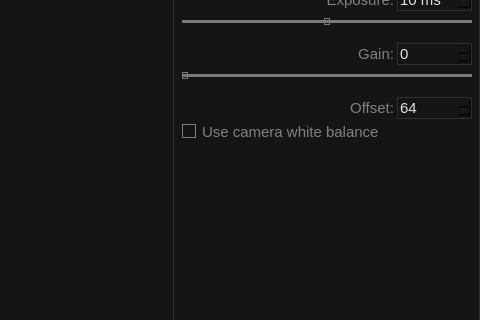
This is mainframe.ui in aleksey-ka/OpenAP-AstroPhotography as Qt 5 draws it before an edit; both pictures show x 834 to 1314 and y 263 to 583 of the 1314 by 819 pixel window. The edited form follows.
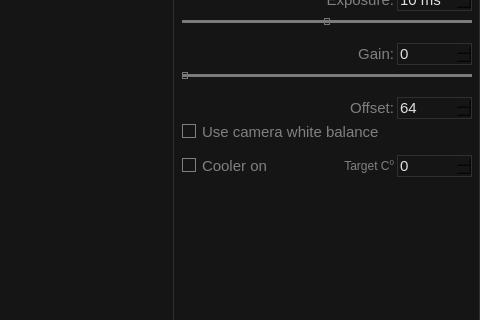
This is the edited form.

Commit message: Basic temperature control (for cooled cameras)

Patch:
```diff
--- a/mainframe.ui
+++ b/mainframe.ui
@@ -556,6 +556,69 @@
          </property>
         </widget>
        </item>
+       <item>
+        <widget class="QFrame" name="temperatureFrame">
+         <property name="sizePolicy">
+          <sizepolicy hsizetype="Preferred" vsizetype="Fixed">
+           <horstretch>0</horstretch>
+           <verstretch>0</verstretch>
+          </sizepolicy>
+         </property>
+         <property name="frameShape">
+          <enum>QFrame::StyledPanel</enum>
+         </property>
+         <property name="frameShadow">
+          <enum>QFrame::Raised</enum>
+         </property>
+         <layout class="QHBoxLayout" name="horizontalLayout_9">
+          <property name="leftMargin">
+           <number>0</number>
+          </property>
+          <property name="topMargin">
+           <number>11</number>
+          </property>
+          <property name="rightMargin">
+           <number>0</number>
+          </property>
+          <property name="bottomMargin">
+           <number>0</number>
+          </property>
+          <item>
+           <widget class="QCheckBox" name="coolerCheckBox">
+            <property name="text">
+             <string>Cooler on</string>
+            </property>
+           </widget>
+          </item>
+          <item>
+           <widget class="QLabel" name="temperatureLabel">
+            <property name="layoutDirection">
+             <enum>Qt::LeftToRight</enum>
+            </property>
+            <property name="text">
+             <string>&lt;html&gt;&lt;head/&gt;&lt;body&gt;&lt;p&gt;&lt;span style=&quot; font-size:9pt;&quot;&gt;Target C&lt;/span&gt;&lt;span style=&quot; font-size:9pt; vertical-align:super;&quot;&gt;0&lt;/span&gt;&lt;/p&gt;&lt;/body&gt;&lt;/html&gt;</string>
+            </property>
+            <property name="alignment">
+             <set>Qt::AlignRight|Qt::AlignTrailing|Qt::AlignVCenter</set>
+            </property>
+           </widget>
+          </item>
+          <item>
+           <widget class="QSpinBox" name="temperatureSpinBox">
+            <property name="maximumSize">
+             <size>
+              <width>75</width>
+              <height>16777215</height>
+             </size>
+            </property>
+            <property name="maximum">
+             <number>600</number>
+            </property>
+           </widget>
+          </item>
+         </layout>
+        </widget>
+       </item>
        <item>
         <widget class="QFrame" name="spacer">
          <property name="frameShape">
```
The commit also changes 4 other files.
